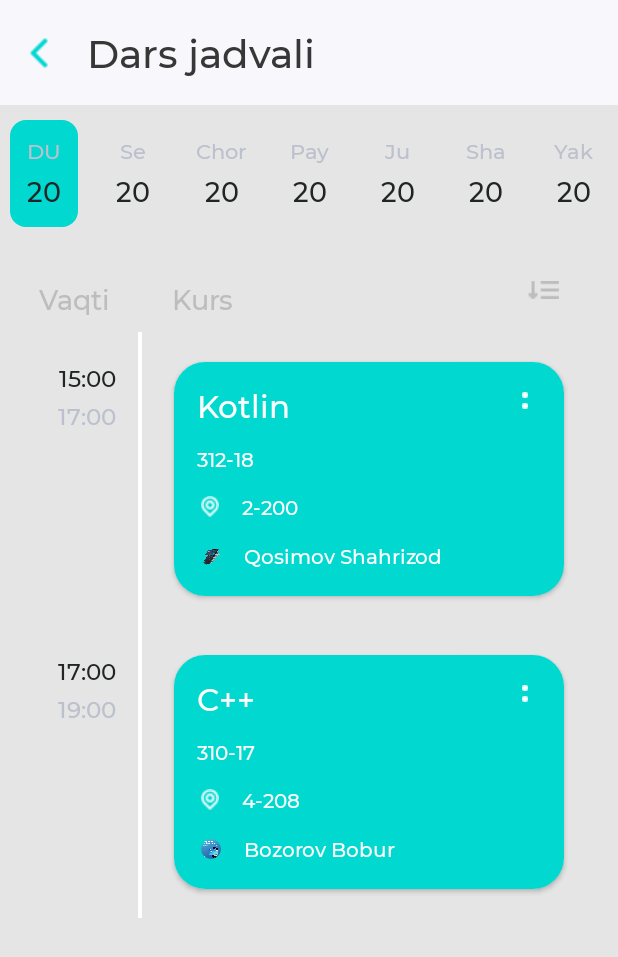
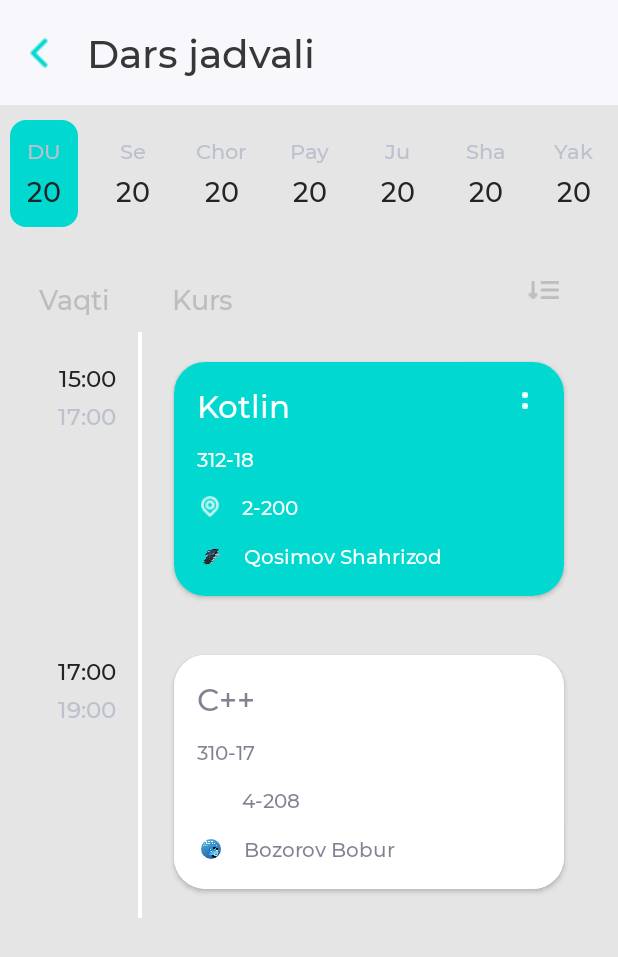
Before and after one commit to Eshmurodov-Doston1/Pointer, an Android app: the LessonTableFragment screen opened through its navigation route, after a tap on "DU", on a phone screen of 412 x 824 dp. Shown: the top 957 px of the screen. Run offline under Robolectric (Android 15) with nearby library versions, the phone set to English and light mode, and no system bars; our stand-ins replace CircleImageView, sdp/ssp sizes; 8 statements that could not run were skipped.

Commit message:
Create Lesson improved table

```diff
--- a/app/src/main/java/com/example/pointer/adapters/TableRecyclerAdapter.kt
+++ b/app/src/main/java/com/example/pointer/adapters/TableRecyclerAdapter.kt
@@ -1,11 +1,13 @@
 package com.example.pointer.adapters
 
+import android.annotation.SuppressLint
 import android.content.Context
 import android.view.LayoutInflater
 import android.view.View
 import android.view.ViewGroup
 import android.widget.ImageView
 import android.widget.TextView
+import androidx.constraintlayout.widget.ConstraintLayout
 import androidx.recyclerview.widget.RecyclerView
 import com.example.pointer.R
 import com.example.pointer.models.Table
@@ -22,6 +24,7 @@ class TableRecyclerAdapter(var context: Context, var list: ArrayList<Table>): Re
         val roomNumber = itemView.findViewById<TextView>(R.id.room_number)
         val imageStudent = itemView.findViewById<ImageView>(R.id.image_student)
         val name = itemView.findViewById<TextView>(R.id.student_name)
+        val background = itemView.findViewById<ConstraintLayout>(R.id.back)
 
         fun onBind(table: Table)
         {
@@ -33,6 +36,8 @@ class TableRecyclerAdapter(var context: Context, var list: ArrayList<Table>): Re
                 roomNumber.text = table.room
                 table.image?.let { imageStudent.setImageResource(it) }
                 name.text = table.name
+
+
             }
 
         }
@@ -41,8 +46,20 @@ class TableRecyclerAdapter(var context: Context, var list: ArrayList<Table>): Re
         return ViewHolder(LayoutInflater.from(parent.context).inflate(R.layout.item_course, parent, false))
     }
 
+    @SuppressLint("ResourceAsColor")
     override fun onBindViewHolder(holder: ViewHolder, position: Int) {
         holder.onBind(list[position])
+
+        if(position == 0)
+        {
+            holder.background.setBackgroundResource(R.color.secondary_color)
+        }
+        else{
+            holder.group.setTextColor(R.color.black)
+            holder.course.setTextColor(R.color.black)
+            holder.name.setTextColor(R.color.black)
+            holder.roomNumber.setTextColor(R.color.black)
+        }
     }
 
     override fun getItemCount() = list.size
--- a/app/src/main/res/layout/item_course.xml
+++ b/app/src/main/res/layout/item_course.xml
@@ -63,7 +63,8 @@
 
         <androidx.constraintlayout.widget.ConstraintLayout
 
-           android:background="#01D8D0"
+           android:background="@color/white"
+            android:id="@+id/back"
             android:layout_width="match_parent"
             android:layout_height="match_parent">
 
--- a/app/src/main/res/values/colors.xml
+++ b/app/src/main/res/values/colors.xml
@@ -7,4 +7,5 @@
     <color name="teal_700">#FF018786</color>
     <color name="black">#FF000000</color>
     <color name="white">#FFFFFFFF</color>
+    <color name="secondary_color">#01D8D0</color>
 </resources>
```
